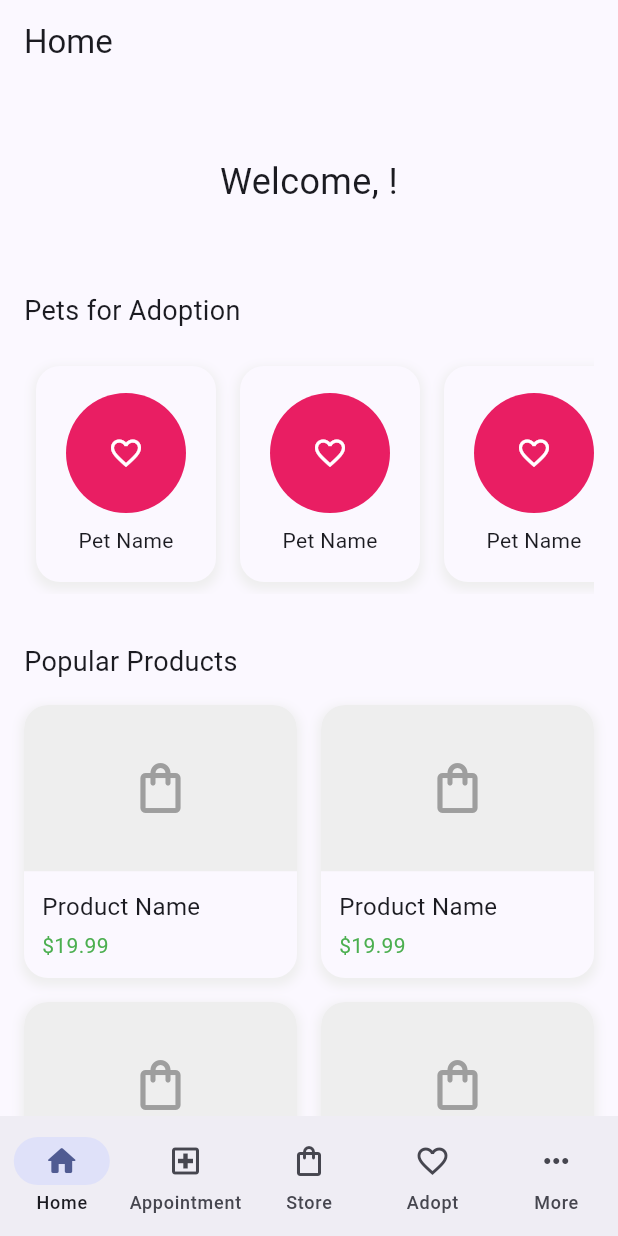
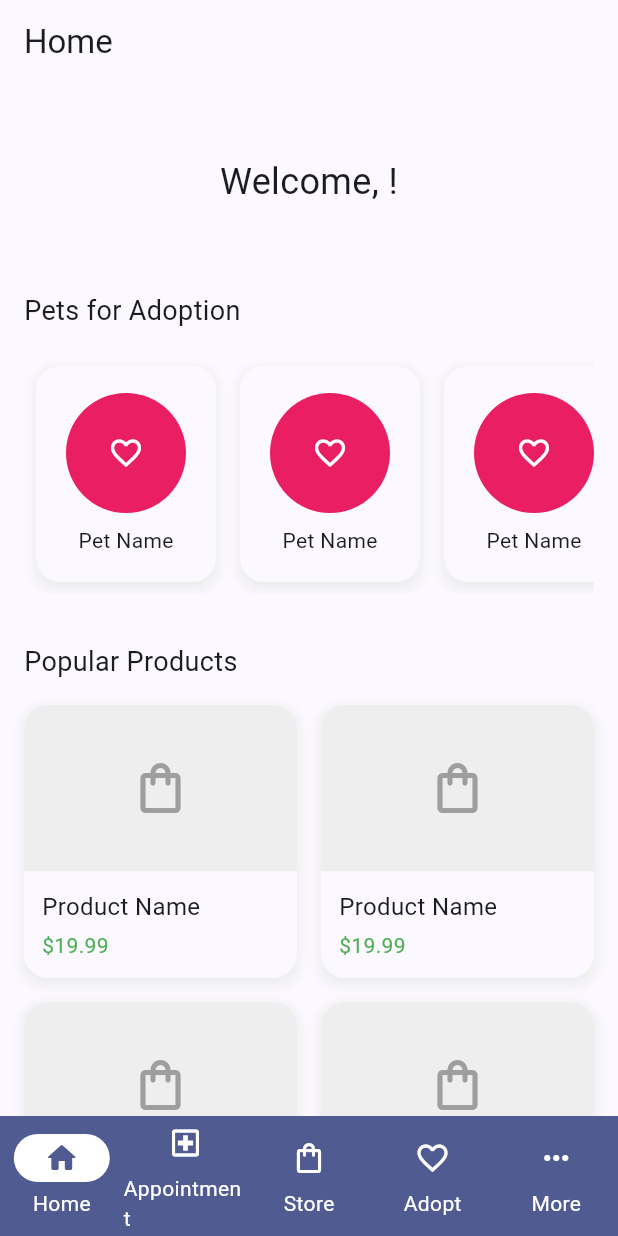
Before and after one commit to donatedsalt/PawfectCare, a Flutter app: the screen it shows once a user with an empty profile is signed in, on a phone screen of 412 x 824 dp. Run offline on Flutter 3.47's test engine with Material 3 defaults, Android fonts, the phone set to English and light mode, and no system bars; our stand-ins replace cloud_firestore, file_picker, firebase_auth, firebase_core, firebase_storage, image_picker and 1 more; accounts and stored records are empty.

Commit message:
feat: add global navbar theme

```diff
--- a/pawfect_care/lib/main.dart
+++ b/pawfect_care/lib/main.dart
@@ -23,11 +23,29 @@ Future<void> main() async {
   runApp(const MyApp());
 }
 
+final customColorScheme = ColorScheme.fromSeed(
+  seedColor: const Color.fromRGBO(40, 50, 100, 1),
+);
+
 final theme = ThemeData(
-  colorScheme: ColorScheme.fromSeed(
-    seedColor: const Color.fromRGBO(40, 50, 100, 1),
+  colorScheme: customColorScheme,
+  useMaterial3: true,
+  navigationBarTheme: NavigationBarThemeData(
+    backgroundColor: customColorScheme.primary,
+    indicatorColor: customColorScheme.onPrimary,
+    iconTheme: WidgetStateProperty.resolveWith<IconThemeData>((states) {
+      if (states.contains(WidgetState.selected)) {
+        return IconThemeData(color: customColorScheme.primary);
+      }
+      return IconThemeData(color: customColorScheme.onPrimary);
+    }),
+    labelTextStyle: WidgetStateProperty.resolveWith<TextStyle>((states) {
+      if (states.contains(WidgetState.selected)) {
+        return TextStyle(color: customColorScheme.onPrimary);
+      }
+      return TextStyle(color: customColorScheme.onPrimary);
+    }),
   ),
-  useMaterial3: true,
 );
 
 class MyApp extends StatelessWidget {
```
